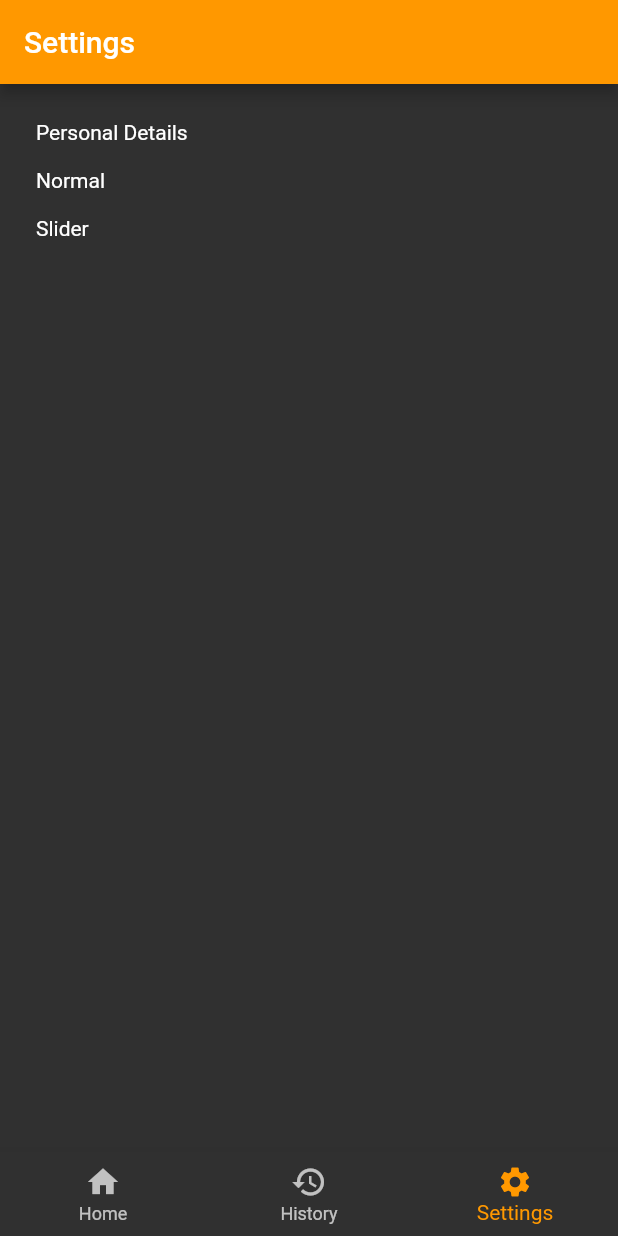
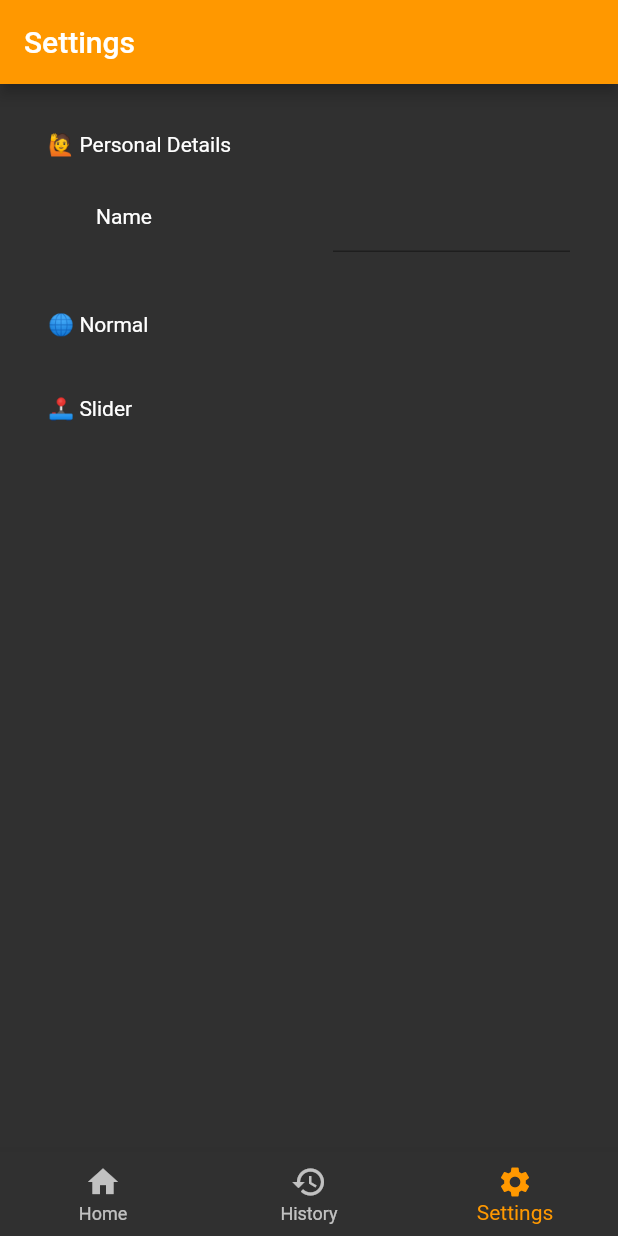
Before and after one commit to JohannesNicholas/stroke_rehab_flutter, a Flutter app: the screen it shows after launch, item 3 of the bottom bar chosen, on a phone screen of 412 x 824 dp. Run offline on Flutter 3.47's test engine with Material 2 defaults, Android fonts, the phone set to English and light mode, and no system bars.

Commit message:
Added name section is settings

```diff
--- a/lib/SettingsPage.dart
+++ /dev/null
@@ -1,30 +0,0 @@
-// ignore: file_names
-import 'package:flutter/material.dart';
-
-class SettingsPage extends StatelessWidget {
-  const SettingsPage({
-    Key? key,
-  }) : super(key: key);
-
-  @override
-  Widget build(BuildContext context) {
-    return Padding(
-      padding: const EdgeInsets.all(16.0),
-      child: Center(
-          child: ListView(
-        children: [
-          SettingsSection("Personal Details"),
-          SettingsSection("Normal"),
-          SettingsSection("Slider"),
-        ],
-      )),
-    );
-  }
-
-  Padding SettingsSection(String title) {
-    return Padding(
-      padding: const EdgeInsets.all(8.0),
-      child: Text(title),
-    );
-  }
-}
--- a/lib/main.dart
+++ b/lib/main.dart
@@ -1,6 +1,6 @@
 import 'package:flutter/material.dart';
-import 'package:stroke_rehab/SettingsPage.dart';
-import 'SettingsPage.dart';
+import 'package:stroke_rehab/settings_page.dart';
+import 'settings_page.dart';
 
 void main() {
   runApp(const MyApp());
--- /dev/null
+++ b/lib/settings_page.dart
@@ -0,0 +1,42 @@
+// ignore: file_names
+import 'package:flutter/material.dart';
+import 'package:stroke_rehab/strings.dart';
+
+class SettingsPage extends StatelessWidget {
+  const SettingsPage({
+    Key? key,
+  }) : super(key: key);
+
+  @override
+  Widget build(BuildContext context) {
+    return ListView(
+      children: [
+        settingsSection("🙋 Personal Details"),
+        settingsOption("Name"),
+        settingsSection(Strings.normalGameTitle),
+        settingsSection(Strings.sliderGameTitle),
+      ],
+    );
+  }
+
+  Padding settingsSection(String title) {
+    return Padding(
+      padding: const EdgeInsets.fromLTRB(32, 32, 32, 8),
+      child: Text(title),
+    );
+  }
+
+  Padding settingsOption(String title) {
+    return Padding(
+      padding: const EdgeInsets.fromLTRB(64, 8, 32, 8),
+      child: Row(
+          mainAxisAlignment: MainAxisAlignment.spaceEvenly,
+          children: <Widget>[
+            Expanded(child: Text(title)),
+            Expanded(
+              child: TextField(),
+            ),
+          ]),
+    );
+  }
+}
--- /dev/null
+++ b/lib/strings.dart
@@ -0,0 +1,6 @@
+//strings used throughout the program
+
+class Strings {
+  static const normalGameTitle = "🌐 Normal";
+  static const sliderGameTitle = "🕹️ Slider";
+}
```
